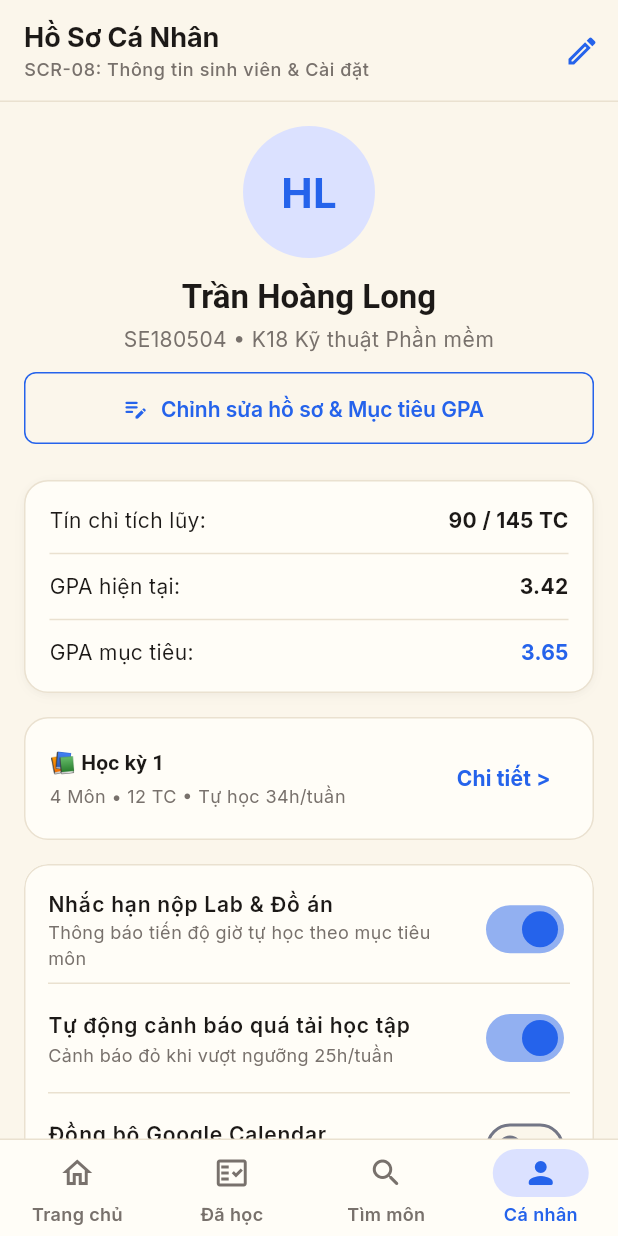
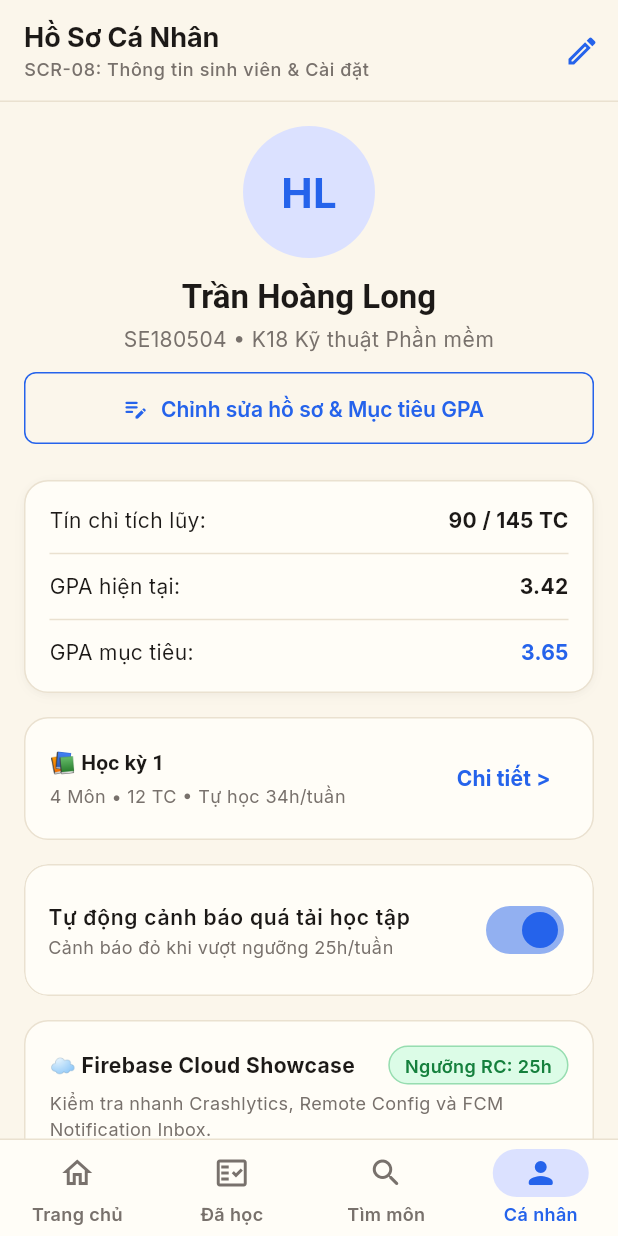
Before and after one commit to BeraT0u/PRM393-LAB3-Group4, a Flutter app: the ProfileScreen screen opened by its route, on a phone screen of 412 x 824 dp. Run offline on Flutter 3.47's test engine with Material 3 defaults, Android fonts, the phone set to English and light mode, and no system bars; our stand-ins replace cloud_firestore, firebase_analytics, firebase_auth, firebase_core, firebase_crashlytics, firebase_remote_config and 8 more; accounts and stored records are empty.

Commit message:
[05/11/2026][TrongHieu] Bo sync calendar va chia se tai SCR-07, loai bo nhac han lab va dong bo calendar tai SCR-08

```diff
--- a/lib/screens/profile_screen.dart
+++ b/lib/screens/profile_screen.dart
@@ -637,7 +637,7 @@
             ),
             const SizedBox(height: AppSpacing.lg),
 
-            // UC-33: Nhóm cài đặt 3 Switch (Nhắc hạn Lab, Cảnh báo quá tải, Sync Calendar)
+            // UC-33: Cài đặt Tự động cảnh báo quá tải học tập
             Material(
               color: AppColors.surfaceCard,
               shape: RoundedRectangleBorder(
@@ -650,31 +650,7 @@
                   horizontal: AppSpacing.lg,
                   vertical: AppSpacing.sm,
                 ),
-                child: Column(
-                  children: [
-                    SwitchListTile(
-                      contentPadding: EdgeInsets.zero,
-                      activeThumbColor: AppColors.primaryBlue,
-                      title: const Text(
-                        'Nhắc hạn nộp Lab & Đồ án',
-                        style: TextStyle(
-                          fontWeight: FontWeight.w600,
-                          fontSize: 14,
-                        ),
-                      ),
-                      subtitle: const Text(
-                        'Thông báo tiến độ giờ tự học theo mục tiêu môn',
-                        style: TextStyle(
-                          fontSize: 12,
-                          color: AppColors.textSecondary,
-                        ),
-                      ),
-                      value: profile.notifyLabDeadlines,
-                      onChanged: (val) =>
-                          vm.updateSettings(notifyLabDeadlines: val),
-                    ),
-                    const Divider(height: 1, color: AppColors.borderStructural),
-                    SwitchListTile(
+                child: SwitchListTile(
                   contentPadding: EdgeInsets.zero,
                   activeThumbColor: AppColors.primaryBlue,
                   title: const Text(
@@ -694,30 +670,6 @@
                   value: profile.autoWarnWorkload,
                   onChanged: (val) =>
                       vm.updateSettings(autoWarnWorkload: val),
-                    ),
-                    const Divider(height: 1, color: AppColors.borderStructural),
-                    SwitchListTile(
-                      contentPadding: EdgeInsets.zero,
-                      activeThumbColor: AppColors.primaryBlue,
-                      title: const Text(
-                        'Đồng bộ Google Calendar',
-                        style: TextStyle(
-                          fontWeight: FontWeight.w600,
-                          fontSize: 14,
-                        ),
-                      ),
-                      subtitle: const Text(
-                        'Tự động tạo lịch ôn tập khi lưu kế hoạch kỳ',
-                        style: TextStyle(
-                          fontSize: 12,
-                          color: AppColors.textSecondary,
-                        ),
-                      ),
-                      value: profile.syncGoogleCalendar,
-                      onChanged: (val) =>
-                          vm.updateSettings(syncGoogleCalendar: val),
-                    ),
-                  ],
                 ),
               ),
             ),
```
Also changed, not shown: lib/screens/semester_summary_screen.dart (+0 -54 lines), 1 other file. Lines whose indentation alone changed are shown as unchanged.
